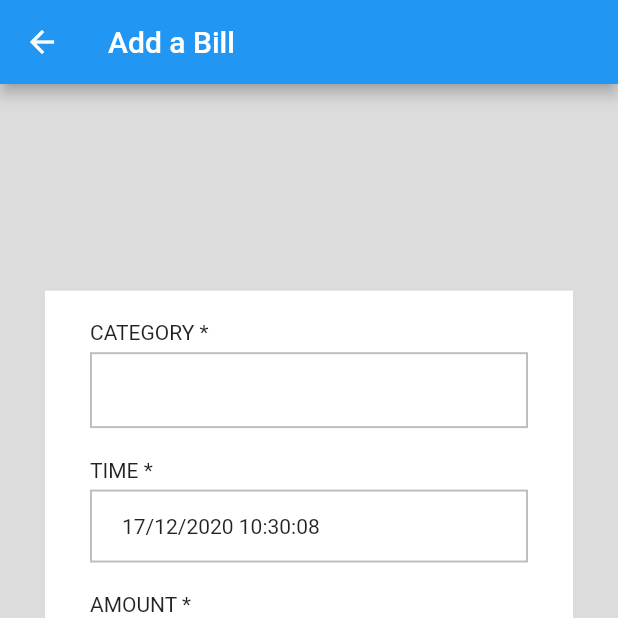
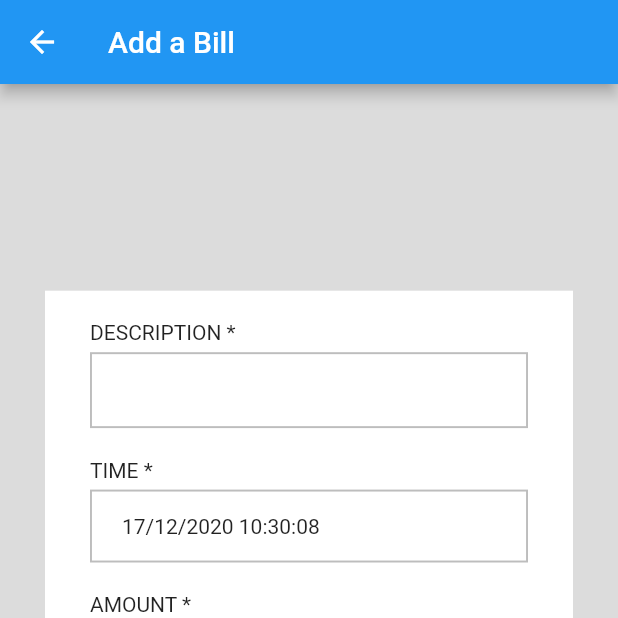
Before and after one commit to rubansiva384/expense_manager, a Flutter app: the screen it shows after launch, after a tap on "Credit", on a phone screen of 412 x 824 dp, the top half of it. Run offline on Flutter 3.47's test engine with Material 2 defaults, Android fonts, the phone set to English and light mode, and no system bars; our stand-ins replace bloc, charts_flutter, equatable, flutter_bloc, formz, sqflite; accounts and stored records are empty; generated files the repository leaves out were written again.

```diff
--- a/lib/add_expense/view/add_expense_view.dart
+++ b/lib/add_expense/view/add_expense_view.dart
@@ -143,7 +143,7 @@ class InputDescription extends StatelessWidget {
               alignment: Alignment.centerLeft,
               child: Container(
                   padding: EdgeInsets.only(top: 20.0, bottom: 5),
-                  child: Text(AddExpenseView.LABEL_CATEGORY)
+                  child: Text(AddExpenseView.LABEL_DESCRIPTION)
               )),
           Container(
             decoration: boxDecoration,
--- a/lib/main/bloc/main_event.dart
+++ b/lib/main/bloc/main_event.dart
@@ -14,3 +14,9 @@ class MainEventNewBill extends MainEvent{
 
   MainEventNewBill({this.expenseEntity});
 }
+
+class MainEventMonthChanged extends MainEvent{
+  final DateTime time;
+
+  MainEventMonthChanged({this.time});
+}
--- a/lib/main/view/MainPage.dart
+++ b/lib/main/view/MainPage.dart
@@ -43,16 +43,10 @@ class ActionAdd extends StatelessWidget {
 
   @override
   Widget build(BuildContext context) {
-    return GestureDetector(
-      onTap: callback,
-      child:  Container(
-        child: Padding(
-          padding: EdgeInsets.all(15.0),
+    return Container(
           child: Center(
-            child: Text("$text"),
+            child: FlatButton(child:  Text("$text" , style: TextStyle(color: Colors.white),), onPressed: callback,),
           ),
-        ),
-      ),
-    );
+      );
   }
 }
--- a/lib/main/view/main_view.dart
+++ b/lib/main/view/main_view.dart
@@ -8,8 +8,8 @@ import 'package:flutter/cupertino.dart';
 import 'package:flutter/material.dart';
 import 'package:flutter_bloc/flutter_bloc.dart';
 import 'package:intl/intl.dart';
+
 class MainView extends StatelessWidget {
-
   Widget build(BuildContext context) {
     // ignore: missing_return
     return BlocBuilder<MainBloc, MainState>(builder: (context, state) {
@@ -25,17 +25,22 @@ class MainView extends StatelessWidget {
           children: [
             DashBoarHeader(state.time),
             Expanded(
-              child: ListView.builder(
+              child: state.entities.isNotEmpty
+                  ? ListView.builder(
                       itemBuilder: (context, int) {
                         ExpenseEntity entity = state.entities[int];
-                  ExpenseCategory category = entity.type == ExpenseEntity.TYPE_DEBIT ? ChooseCategory.CATEGORY_LIST[entity.category] : ChooseCategory.INCOME_LIST[entity.category] ;
+                        ExpenseCategory category =
+                            entity.type == ExpenseEntity.TYPE_DEBIT
+                                ? ChooseCategory.CATEGORY_LIST[entity.category]
+                                : ChooseCategory.INCOME_LIST[entity.category];
                         return ListRow(
                           entity: entity,
                           expenseCategory: category,
                         );
                       },
                       itemCount: state.entities.length,
-              ),
+                    )
+                  : EmptyList(),
             ),
           ],
         ));
@@ -44,11 +49,24 @@ class MainView extends StatelessWidget {
   }
 }
 
+class EmptyList extends StatelessWidget {
+  @override
+  Widget build(BuildContext context) {
+    return Center(
+      child: Text(
+        "No Transactions Available! \n Please do a Debit or Credit transaction to start.",
+        style: TextStyle(color: Colors.red, fontSize: 15.0),
+        textAlign: TextAlign.center,
+      ),
+    );
+  }
+}
+
 class ListRow extends StatelessWidget {
   final ExpenseEntity entity;
   final ExpenseCategory expenseCategory;
 
-  ListRow({this.entity , this.expenseCategory});
+  ListRow({this.entity, this.expenseCategory});
 
   @override
   Widget build(BuildContext context) {
@@ -95,7 +113,9 @@ class ListRow extends StatelessWidget {
                   child: Text(
                     entity.visibleAmount,
                     style: TextStyle(
-                        color: entity.type == ExpenseEntity.TYPE_DEBIT ?  Colors.red : Colors.green,
+                        color: entity.type == ExpenseEntity.TYPE_DEBIT
+                            ? Colors.red
+                            : Colors.green,
                         fontSize: 18,
                         fontWeight: FontWeight.bold),
                     textAlign: TextAlign.left,
@@ -155,8 +175,8 @@ class DashBoarHeader extends StatelessWidget {
 
   @override
   Widget build(BuildContext context) {
-    return BlocBuilder<MainBloc , MainState>(builder: (context , state){
-      if(state is MainLoaded){
+    return BlocBuilder<MainBloc, MainState>(builder: (context, state) {
+      if (state is MainLoaded) {
         return Container(
           decoration: BoxDecoration(color: Colors.blue),
           padding: EdgeInsets.all(20.0),
@@ -166,20 +186,34 @@ class DashBoarHeader extends StatelessWidget {
               Row(
                 children: [
                   Expanded(
+                    child: Row(
+              children: [
+                FlatButton(
                   child: Text(
                     DateFormat("MMM , yyyy").format(month),
                     style: TextStyle(color: Colors.white, fontSize: 15),
+                  ),
+                  onPressed: () async {
+                    final date = await showDatePicker(context: context , initialDate: DateTime.now() , firstDate: DateTime(2000), lastDate: DateTime.now());
+                    context.read<MainBloc>().add(MainEventLoad(time: date));
+                  },
+                )
+            ],
           ),
                   ),
                   Align(
                     alignment: Alignment.centerRight,
                     child: GestureDetector(
                       onTap: () {
-                        final repo = RepositoryProvider.of<ExpenseRepository>(context);
+                        final repo =
+                            RepositoryProvider.of<ExpenseRepository>(context);
                         Navigator.push(
                             context,
                             MaterialPageRoute(
-                                builder: (context) => AnalyticsPieChartPage(expenseRepository: repo, month: month.month,)));
+                                builder: (context) => AnalyticsPieChartPage(
+                                      expenseRepository: repo,
+                                      month: month.month,
+                                    )));
                       },
                       child: Image(
                         height: 25,
@@ -197,7 +231,8 @@ class DashBoarHeader extends StatelessWidget {
                   margin: EdgeInsets.only(top: 20, bottom: 20),
                   decoration: BoxDecoration(
                       color: Colors.white10,
-                      border: Border.all(color: borderColor, width: borderWidth),
+                      border:
+                          Border.all(color: borderColor, width: borderWidth),
                       borderRadius: BorderRadius.all(Radius.circular(5.0))),
                   child: Row(
                     children: [
@@ -212,7 +247,8 @@ class DashBoarHeader extends StatelessWidget {
                                   width: 30,
                                   height: 30,
                                   child: Image(
-                                    image: AssetImage(ChooseCategory.PACKAGE_NAME +
+                                    image: AssetImage(ChooseCategory
+                                            .PACKAGE_NAME +
                                         "baseline_account_balance_wallet_white_36dp.png"),
                                   ),
                                 ),
@@ -252,7 +288,7 @@ class DashBoarHeader extends StatelessWidget {
                                     Expanded(
                                       flex: 6,
                                       child: Text(
-                                        "\$ ${state.salary}",
+                                        "\$ ${state.salary ?? 0}",
                                         style: styleBold,
                                       ),
                                     )
@@ -272,7 +308,8 @@ class DashBoarHeader extends StatelessWidget {
                                     ),
                                     Expanded(
                                       flex: 6,
-                                      child: Text("\$ ${state.spent}", style: styleBold),
+                                      child: Text("\$ ${state.spent ?? 0}",
+                                          style: styleBold),
                                     )
                                   ],
                                 ),
```
Lines whose indentation alone changed are shown as unchanged.
